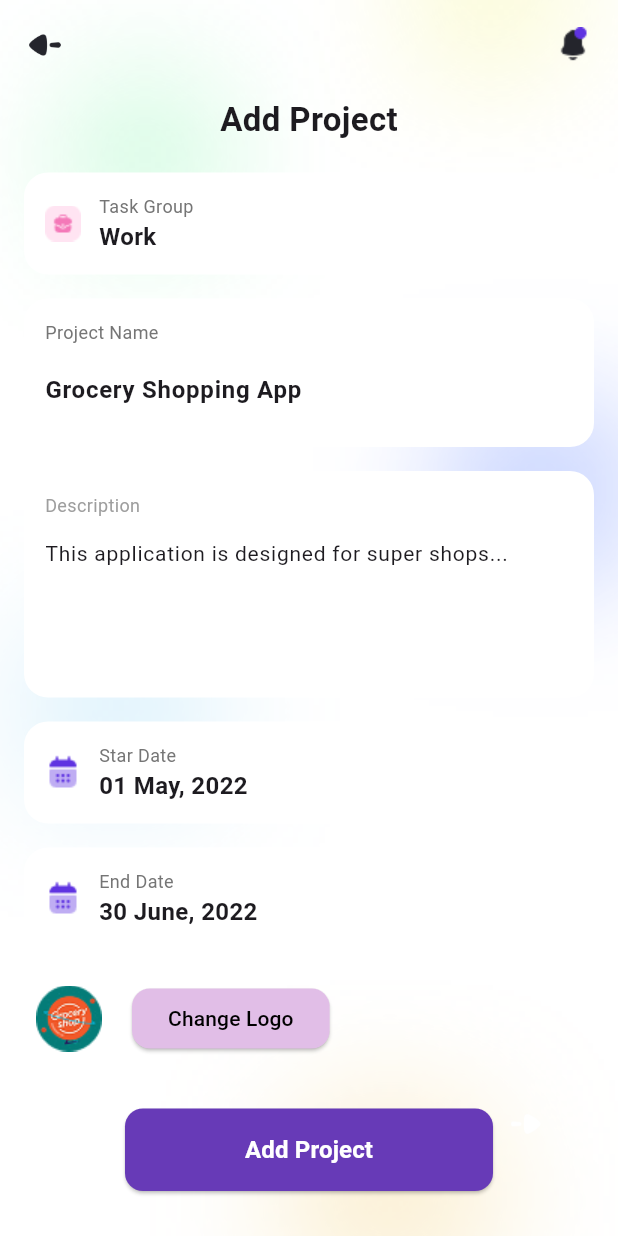
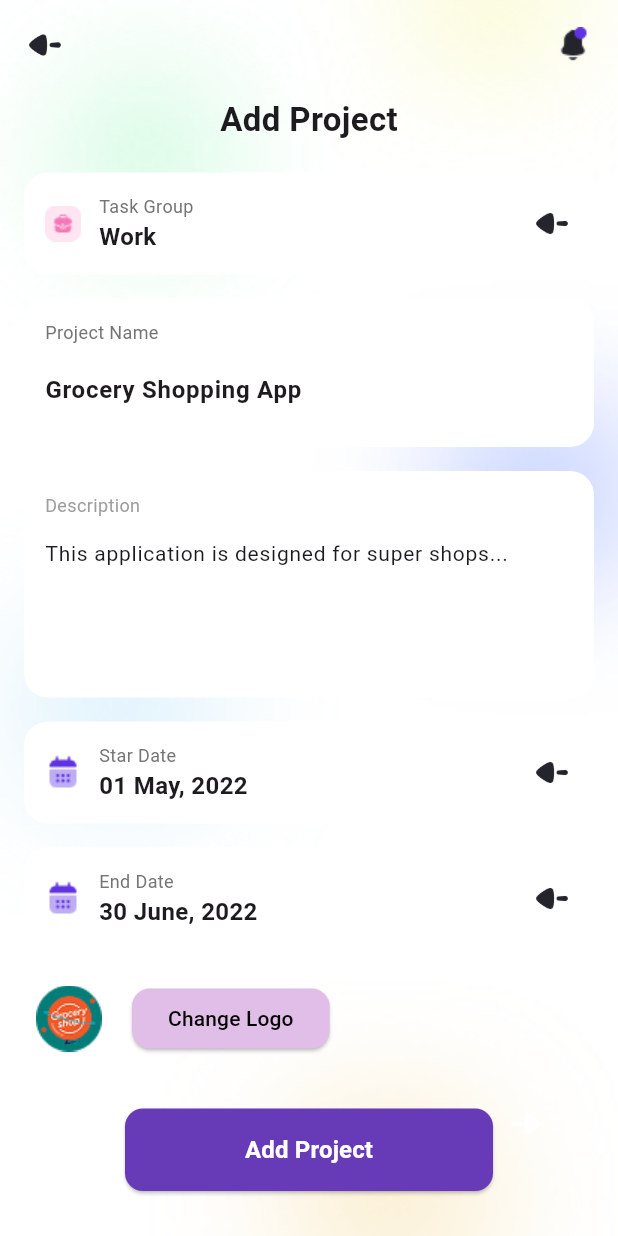
Before and after one commit to hitch-2/Taskmanager-mobile-app, a Flutter app: the SecondPage screen opened directly, on a phone screen of 412 x 824 dp. Run offline on Flutter 3.47's test engine with Material 3 defaults, Android fonts, the light colour scheme and no system bars.

Commit message:
[w/v] bd work

```diff
--- a/lib/Secondpage.dart
+++ b/lib/Secondpage.dart
@@ -4,7 +4,6 @@ import 'package:abi/Thirdpage.dart';
 import 'package:abi/services/api_service.dart';
 import 'package:abi/models/project.dart';
 import 'TaskCreatePage.dart';
-
 
 
 class SecondPage extends StatefulWidget {
@@ -207,7 +206,10 @@ class SecondPage extends StatefulWidget {
               ],
             ),
           ),
-          Image.asset("assets/ArrowRight.png", width: 20, height: 20),
+          GestureDetector(
+            onTap: () => Navigator.pop(context), // Команда вернуться назад
+            child: Image.asset("assets/ArrowLeft.png", width: 28),
+          ),
         ],
       ),
     );
```
Also changed, not shown: lib/TaskCreatePage.dart (+11 -8 lines).
